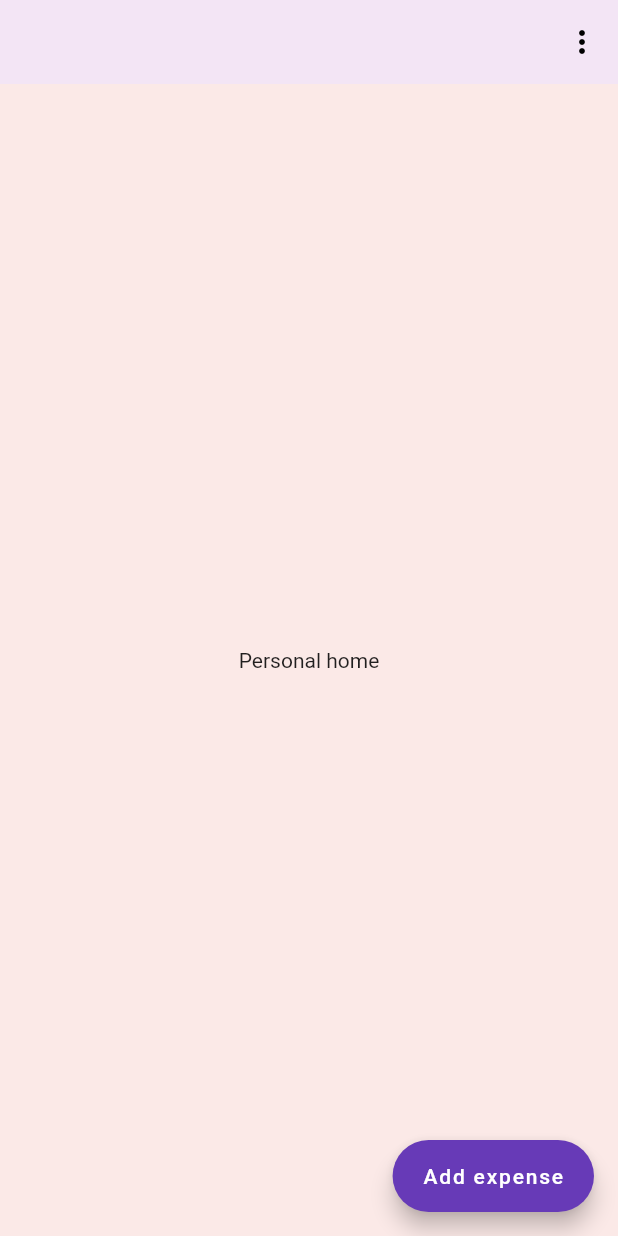
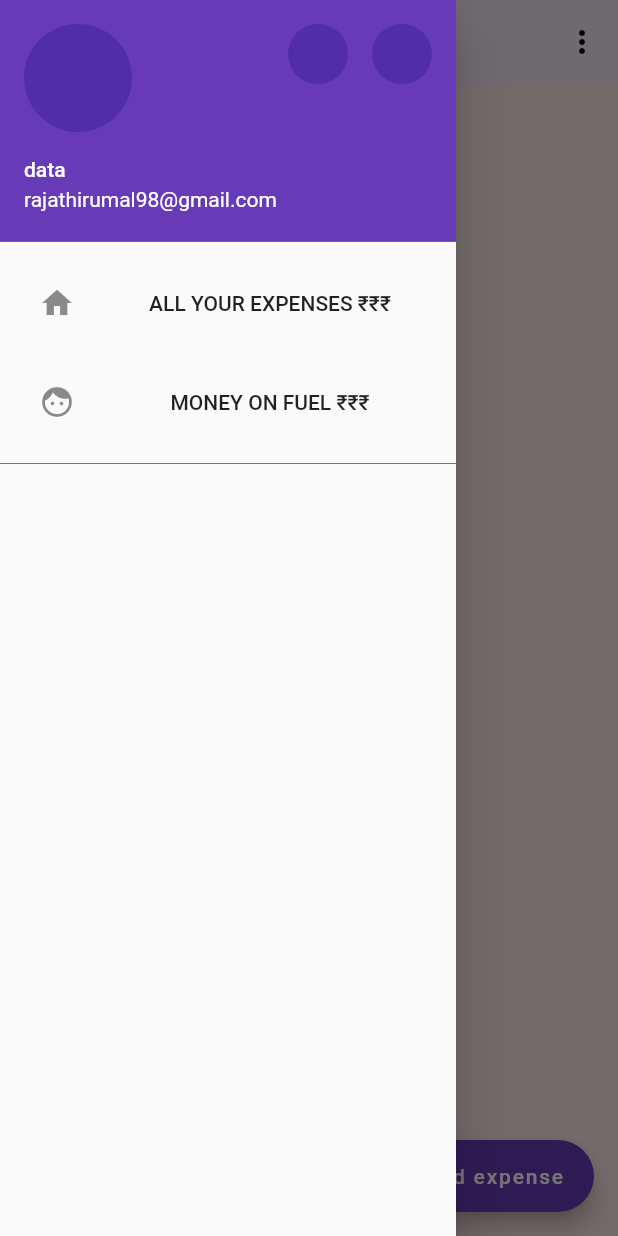
Before and after one commit to rajathirumal/personal, a Flutter app: the screen it shows once a user with an empty profile is signed in, with the side drawer open (before the commit the screen has no drawer), on a phone screen of 412 x 824 dp. Run offline on Flutter 3.47's test engine with Material 2 defaults, Android fonts, the phone set to English and light mode, and no system bars; our stand-ins replace firebase_auth, firebase_core, geocoding, location; accounts and stored records are empty.

Commit message:
nav bar template

```diff
--- a/lib/pages/personal_home.dart
+++ b/lib/pages/personal_home.dart
@@ -4,6 +4,7 @@ import 'package:personal/pages/expense/expense_home.dart';
 import 'package:personal/pages/fuel/add_fuel.dart';
 import 'package:personal/pages/fuel/fuel_home.dart';
 import 'package:personal/services/auth_services.dart';
+import 'package:personal/widgets/navigation_bar.dart';
 import 'package:provider/provider.dart';
 
 class PersonalHome extends StatefulWidget {
@@ -80,6 +81,7 @@ class _PersonalHomeState extends State<PersonalHome> {
           )
         ],
       ),
+      drawer: PersonalNavBar(),
       body: const Center(
         child: Text("Personal home"),
       ),
--- /dev/null
+++ b/lib/widgets/nav_item.dart
@@ -0,0 +1,33 @@
+import 'package:flutter/material.dart';
+
+class PersonalNavItem extends StatelessWidget {
+  final Widget toPage;
+  final Widget iconRep;
+  final String displayText;
+  const PersonalNavItem({
+    Key? key,
+    required this.toPage,
+    required this.iconRep,
+    required this.displayText,
+  }) : super(key: key);
+
+  @override
+  Widget build(BuildContext context) {
+    return Padding(
+      padding: const EdgeInsets.symmetric(horizontal: 10, vertical: 5),
+      child: ListTile(
+        leading: iconRep,
+        title: Center(child: Text(displayText)),
+        onTap: () {
+          Navigator.of(context).pop(context);
+          Navigator.push(
+            context,
+            MaterialPageRoute(
+              builder: (context) => toPage,
+            ),
+          );
+        },
+      ),
+    );
+  }
+}
--- /dev/null
+++ b/lib/widgets/navigation_bar.dart
@@ -0,0 +1,43 @@
+import 'package:flutter/material.dart';
+import 'package:personal/pages/expense/expense_home.dart';
+import 'package:personal/pages/fuel/fuel_home.dart';
+import 'package:personal/widgets/nav_item.dart';
+
+class PersonalNavBar extends StatefulWidget {
+  const PersonalNavBar({super.key});
+
+  @override
+  State<PersonalNavBar> createState() => _PersonalNavBarState();
+}
+
+class _PersonalNavBarState extends State<PersonalNavBar> {
+  @override
+  Widget build(BuildContext context) {
+    return Drawer(
+      child: ListView(
+        padding: EdgeInsets.zero,
+        children: const [
+          UserAccountsDrawerHeader(
+            accountName: Text("data"),
+            accountEmail: Text("rajathirumal98@gmail.com"),
+            currentAccountPicture: CircleAvatar(),
+            otherAccountsPictures: [
+              CircleAvatar(),
+              CircleAvatar(),
+            ],
+          ),
+          PersonalNavItem(
+              iconRep: Icon(Icons.home),
+              toPage: ExpenseHome(),
+              displayText: "ALL YOUR EXPENSES ₹₹₹"),
+          PersonalNavItem(
+            iconRep: Icon(Icons.face),
+            toPage: FuelHome(),
+            displayText: "MONEY ON FUEL ₹₹₹",
+          ),
+          Divider(),
+        ],
+      ),
+    );
+  }
+}
```
